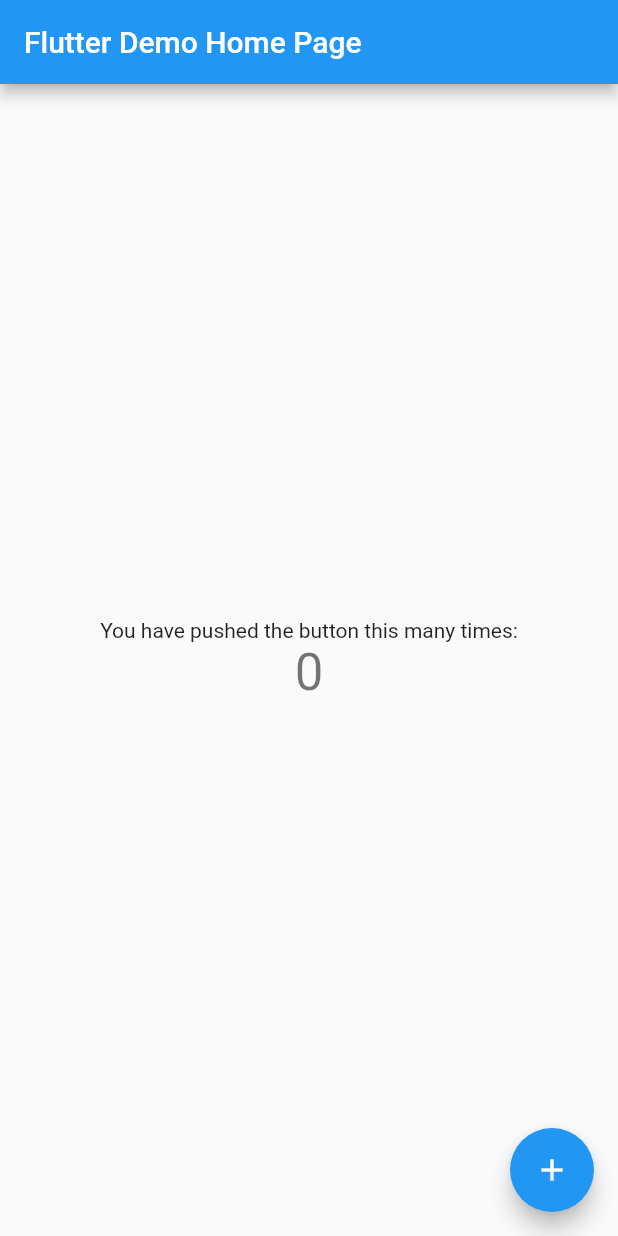
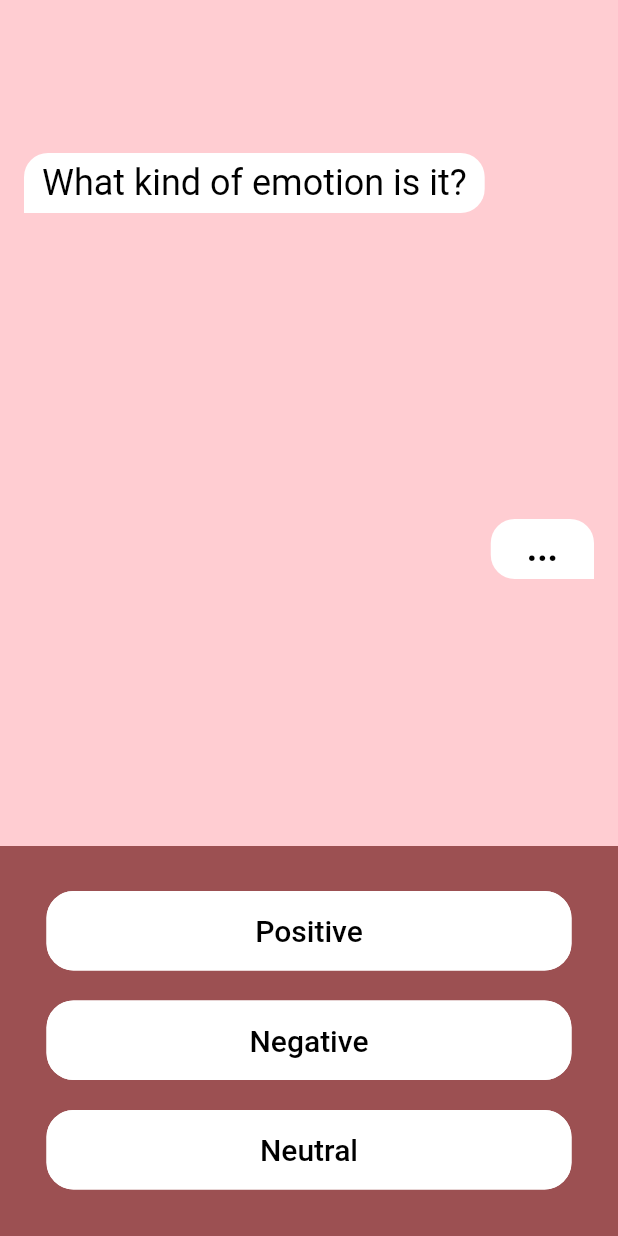
Before and after one commit to prelipceancristian/FE-TrackingEmotions, a Flutter app: the screen it shows after launch, on a phone screen of 412 x 824 dp. Run offline on Flutter 3.47's test engine with Material 2 defaults, Android fonts, the phone set to English and light mode, and no system bars; our stand-ins replace chat_bubbles.

Commit message:
created first dialog screen

```diff
--- a/tracking_emotions/lib/main.dart
+++ b/tracking_emotions/lib/main.dart
@@ -1,117 +1,5 @@
-import 'package:flutter/material.dart';
+import 'src/dialogs/choose-emotion-type.dart' as app;
 
 void main() {
-  runApp(MyApp());
+  app.main();
 }
-
-class MyApp extends StatelessWidget {
-  // This widget is the root of your application.
-  @override
-  Widget build(BuildContext context) {
-    return MaterialApp(
-      title: 'Flutter Demo',
-      theme: ThemeData(
-        // This is the theme of your application.
-        //
-        // Try running your application with "flutter run". You'll see the
-        // application has a blue toolbar. Then, without quitting the app, try
-        // changing the primarySwatch below to Colors.green and then invoke
-        // "hot reload" (press "r" in the console where you ran "flutter run",
-        // or simply save your changes to "hot reload" in a Flutter IDE).
-        // Notice that the counter didn't reset back to zero; the application
-        // is not restarted.
-        primarySwatch: Colors.blue,
-        // This makes the visual density adapt to the platform that you run
-        // the app on. For desktop platforms, the controls will be smaller and
-        // closer together (more dense) than on mobile platforms.
-        visualDensity: VisualDensity.adaptivePlatformDensity,
-      ),
-      home: MyHomePage(title: 'Flutter Demo Home Page'),
-    );
-  }
-}
-
-class MyHomePage extends StatefulWidget {
-  MyHomePage({Key key, this.title}) : super(key: key);
-
-  // This widget is the home page of your application. It is stateful, meaning
-  // that it has a State object (defined below) that contains fields that affect
-  // how it looks.
-
-  // This class is the configuration for the state. It holds the values (in this
-  // case the title) provided by the parent (in this case the App widget) and
-  // used by the build method of the State. Fields in a Widget subclass are
-  // always marked "final".
-
-  final String title;
-
-  @override
-  _MyHomePageState createState() => _MyHomePageState();
-}
-
-class _MyHomePageState extends State<MyHomePage> {
-  int _counter = 0;
-
-  void _incrementCounter() {
-    setState(() {
-      // This call to setState tells the Flutter framework that something has
-      // changed in this State, which causes it to rerun the build method below
-      // so that the display can reflect the updated values. If we changed
-      // _counter without calling setState(), then the build method would not be
-      // called again, and so nothing would appear to happen.
-      _counter++;
-    });
-  }
-
-  @override
-  Widget build(BuildContext context) {
-    // This method is rerun every time setState is called, for instance as done
-    // by the _incrementCounter method above.
-    //
-    // The Flutter framework has been optimized to make rerunning build methods
-    // fast, so that you can just rebuild anything that needs updating rather
-    // than having to individually change instances of widgets.
-    return Scaffold(
-      appBar: AppBar(
-        // Here we take the value from the MyHomePage object that was created by
-        // the App.build method, and use it to set our appbar title.
-        title: Text(widget.title),
-      ),
-      body: Center(
-        // Center is a layout widget. It takes a single child and positions it
-        // in the middle of the parent.
-        child: Column(
-          // Column is also a layout widget. It takes a list of children and
-          // arranges them vertically. By default, it sizes itself to fit its
-          // children horizontally, and tries to be as tall as its parent.
-          //
-          // Invoke "debug painting" (press "p" in the console, choose the
-          // "Toggle Debug Paint" action from the Flutter Inspector in Android
-          // Studio, or the "Toggle Debug Paint" command in Visual Studio Code)
-          // to see the wireframe for each widget.
-          //
-          // Column has various properties to control how it sizes itself and
-          // how it positions its children. Here we use mainAxisAlignment to
-          // center the children vertically; the main axis here is the vertical
-          // axis because Columns are vertical (the cross axis would be
-          // horizontal).
-          mainAxisAlignment: MainAxisAlignment.center,
-          children: <Widget>[
-            Text(
-              'You have pushed the button this many times:',
-            ),
-            Text(
-              '$_counter',
-              style: Theme.of(context).textTheme.headline4,
-            ),
-          ],
-        ),
-      ),
-      floatingActionButton: FloatingActionButton(
-        onPressed: _incrementCounter,
-        tooltip: 'Increment',
-        child: Icon(Icons.add),
-      ), // This trailing comma makes auto-formatting nicer for build methods.
-    );
-  }
-}
--- /dev/null
+++ b/tracking_emotions/lib/src/dialogs/choose-emotion-type.dart
@@ -0,0 +1,171 @@
+import 'dart:ui';
+
+import 'package:flutter/cupertino.dart';
+import 'package:flutter/material.dart';
+import 'package:flutter/rendering.dart';
+import 'package:chat_bubbles/chat_bubbles.dart';
+
+void main() {
+  runApp(MyApp());
+}
+
+class MyApp extends StatelessWidget {
+  @override
+  Widget build(BuildContext context) {
+    return MaterialApp(
+      theme: ThemeData(primaryColor: Colors.orangeAccent),
+      home: HomePage(),
+    );
+  }
+}
+
+class HomePage extends StatefulWidget {
+  @override
+  _HomePageState createState() => _HomePageState();
+}
+
+class _HomePageState extends State<HomePage> {
+  bool isNumeric(String s) {
+    if (s == null) {
+      return false;
+    }
+    return double.tryParse(s) != null;
+  }
+
+  @override
+  Widget build(BuildContext context) {
+    return Scaffold(
+      backgroundColor: Colors.red[100],
+      body: Container(
+        child: Stack(
+          children: <Widget>[
+            new Column(
+              children: <Widget>[
+                new Container(
+                  margin: new EdgeInsets.only(top: 100.0),
+                  child: BubbleSpecialTwo(
+                    text: 'What kind of emotion is it?',
+                    isSender: false,
+                    color: Colors.white,
+                    textStyle: TextStyle(
+                      fontSize: 24,
+                      color: Colors.black,
+                    ),
+                  ),
+                ),
+                new Container(
+                  margin: new EdgeInsets.only(top: 200.0),
+                  child: BubbleSpecialTwo(
+                    text: '  ...  ',
+                    isSender: true,
+                    color: Colors.white,
+                    textStyle: TextStyle(
+                      fontSize: 24,
+                      color: Colors.black,
+                      fontWeight: FontWeight.bold,
+                    ),
+                  ),
+                ),
+              ],
+            ),
+            new Align(
+              alignment: Alignment.bottomCenter,
+              child: new Container(
+                width: MediaQuery.of(context).size.width,
+                height: 260,
+                margin: EdgeInsets.only(top: 300),
+                decoration:
+                    BoxDecoration(color: Color.fromRGBO(156, 80, 82, 1)),
+                child: Column(
+                  children: <Widget>[
+                    new Container(
+                      width: 350,
+                      margin: EdgeInsets.only(top: 30),
+                      child: new TextButton(
+                        onPressed: () {
+                          print('Pressed!');
+                          //:TODO Send to next screen
+                        },
+                        child: Text(
+                          "Positive",
+                          style: TextStyle(color: Colors.black, fontSize: 20),
+                        ),
+                        style: ButtonStyle(
+                          padding: MaterialStateProperty.all<EdgeInsets>(
+                              EdgeInsets.all(15)),
+                          backgroundColor:
+                              MaterialStateProperty.all(Colors.white),
+                          shape:
+                              MaterialStateProperty.all<RoundedRectangleBorder>(
+                            RoundedRectangleBorder(
+                              borderRadius: BorderRadius.circular(18.0),
+                              side: BorderSide(color: Colors.white),
+                            ),
+                          ),
+                        ),
+                      ),
+                    ),
+                    new Container(
+                      width: 350,
+                      margin: EdgeInsets.only(top: 20),
+                      child: new TextButton(
+                        onPressed: () {
+                          print('Pressed!');
+                          //:TODO Send to next screen
+                        },
+                        child: Text(
+                          "Negative",
+                          style: TextStyle(color: Colors.black, fontSize: 20),
+                        ),
+                        style: ButtonStyle(
+                          padding: MaterialStateProperty.all<EdgeInsets>(
+                              EdgeInsets.all(15)),
+                          backgroundColor:
+                              MaterialStateProperty.all(Colors.white),
+                          shape:
+                              MaterialStateProperty.all<RoundedRectangleBorder>(
+                            RoundedRectangleBorder(
+                              borderRadius: BorderRadius.circular(18.0),
+                              side: BorderSide(color: Colors.white),
+                            ),
+                          ),
+                        ),
+                      ),
+                    ),
+                    new Container(
+                      width: 350,
+                      margin: EdgeInsets.only(top: 20),
+                      child: new TextButton(
+                        onPressed: () {
+                          print('Pressed!');
+                          //:TODO Send to next screen
+                        },
+                        child: Text(
+                          "Neutral",
+                          style: TextStyle(color: Colors.black, fontSize: 20),
+                        ),
+                        style: ButtonStyle(
+                          padding: MaterialStateProperty.all<EdgeInsets>(
+                              EdgeInsets.all(15)),
+                          backgroundColor:
+                              MaterialStateProperty.all(Colors.white),
+                          shape:
+                              MaterialStateProperty.all<RoundedRectangleBorder>(
+                            RoundedRectangleBorder(
+                              borderRadius: BorderRadius.circular(18.0),
+                              side: BorderSide(color: Colors.white),
+                            ),
+                          ),
+                        ),
+                      ),
+                    )
+                  ],
+                ),
+              ),
+            )
+          ],
+        ),
+      ),
+    );
+  }
+}
--- a/tracking_emotions/pubspec.yaml
+++ b/tracking_emotions/pubspec.yaml
@@ -20,7 +20,10 @@ version: 1.0.0+1
 environment:
   sdk: ">=2.7.0 <3.0.0"
 
+  dependencies:
+  chat_bubbles: ^1.1.0
 dependencies:
+
   flutter:
     sdk: flutter
 
@@ -28,6 +31,7 @@ dependencies:
   # The following adds the Cupertino Icons font to your application.
   # Use with the CupertinoIcons class for iOS style icons.
   cupertino_icons: ^1.0.0
+  chat_bubbles: ^1.1.0
 
 dev_dependencies:
   flutter_test:
```
Also changed, not shown: tracking_emotions/pubspec.lock.
